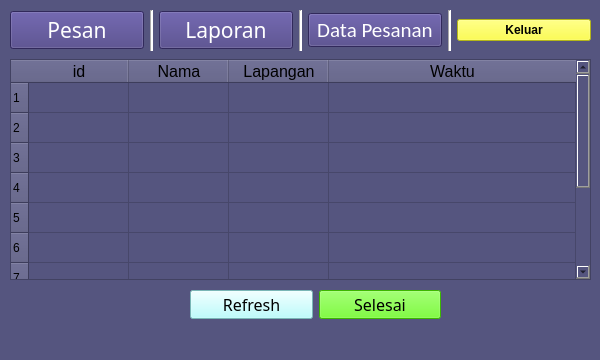
Before: the Qt Designer form home.ui in NaufalRizqullah/pemrograman-Visual, drawn with Qt 5.
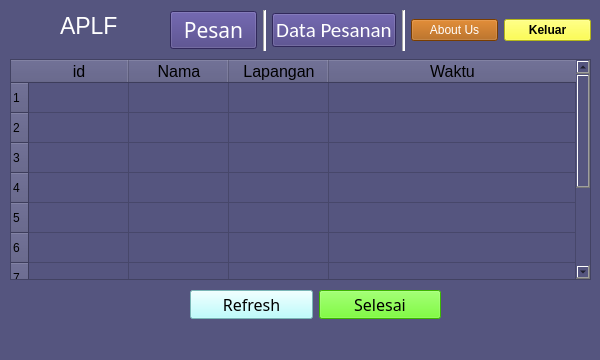
After: the same form once the commit is applied. Icons and pictures are not drawn.

Commit message: update login, home, sm export

What changed in the file:
```diff
--- a/home.ui
+++ b/home.ui
@@ -20,9 +20,9 @@
    <widget class="QWidget" name="horizontalLayoutWidget">
     <property name="geometry">
      <rect>
-      <x>10</x>
+      <x>170</x>
       <y>10</y>
-      <width>581</width>
+      <width>421</width>
       <height>41</height>
      </rect>
     </property>
@@ -60,37 +60,6 @@
        </property>
       </widget>
      </item>
-     <item>
-      <widget class="QPushButton" name="btnPelaporan">
-       <property name="font">
-        <font>
-         <family>Calibri Light</family>
-         <pointsize>16</pointsize>
-        </font>
-       </property>
-       <property name="styleSheet">
-        <string notr="true">color:white;
-background: #453a7f;</string>
-       </property>
-       <property name="text">
-        <string>Laporan</string>
-       </property>
-       <property name="icon">
-        <iconset>
-         <normaloff>img/Mintb iOs/020-edit.png</normaloff>img/Mintb iOs/020-edit.png</iconset>
-       </property>
-      </widget>
-     </item>
-     <item>
-      <widget class="Line" name="line_2">
-       <property name="styleSheet">
-        <string notr="true">background-color:white;</string>
-       </property>
-       <property name="orientation">
-        <enum>Qt::Vertical</enum>
-       </property>
-      </widget>
-     </item>
      <item>
       <widget class="QPushButton" name="btnDPemesanan">
        <property name="font">
@@ -122,6 +91,25 @@
        </property>
       </widget>
      </item>
+     <item>
+      <widget class="QPushButton" name="btnAboutUs">
+       <property name="font">
+        <font>
+         <family>Segoe UI</family>
+        </font>
+       </property>
+       <property name="styleSheet">
+        <string notr="true">background:#aa5500;color:white;</string>
+       </property>
+       <property name="text">
+        <string>About Us</string>
+       </property>
+       <property name="icon">
+        <iconset>
+         <normaloff>img/Mintb iOs/034-users.png</normaloff>img/Mintb iOs/034-users.png</iconset>
+       </property>
+      </widget>
+     </item>
      <item>
       <widget class="QPushButton" name="logOut">
        <property name="font">
@@ -281,6 +269,47 @@
      </item>
     </layout>
    </widget>
+   <widget class="QLabel" name="label">
+    <property name="geometry">
+     <rect>
+      <x>10</x>
+      <y>10</y>
+      <width>41</width>
+      <height>41</height>
+     </rect>
+    </property>
+    <property name="text">
+     <string/>
+    </property>
+    <property name="pixmap">
+     <pixmap>img/bola.png</pixmap>
+    </property>
+    <property name="scaledContents">
+     <bool>true</bool>
+    </property>
+   </widget>
+   <widget class="QLabel" name="label_2">
+    <property name="geometry">
+     <rect>
+      <x>60</x>
+      <y>10</y>
+      <width>61</width>
+      <height>31</height>
+     </rect>
+    </property>
+    <property name="font">
+     <font>
+      <family>Segoe UI</family>
+      <pointsize>17</pointsize>
+     </font>
+    </property>
+    <property name="styleSheet">
+     <string notr="true">color:white;</string>
+    </property>
+    <property name="text">
+     <string>APLF</string>
+    </property>
+   </widget>
   </widget>
   <widget class="QStatusBar" name="statusbar"/>
  </widget>
```
The commit also changes 10 other files.
